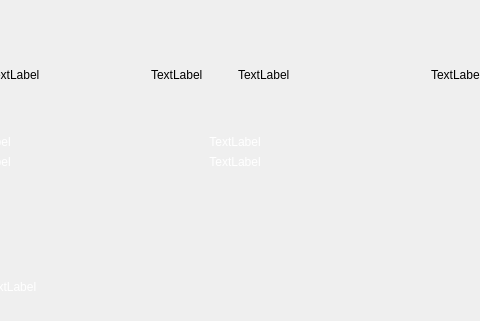
Old version of the form mainwindow.ui in the repository maxkolotilin/Holding-cards; both pictures show x 410 to 890 and y 0 to 321 of the 1366 by 768 pixel window.
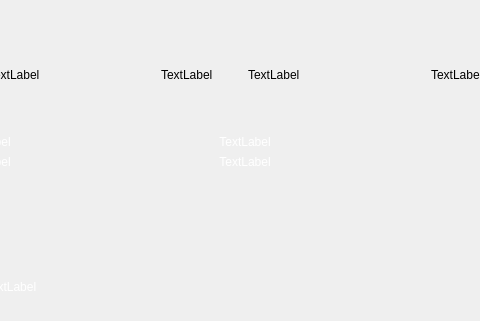
New version of the form.

```diff
--- a/mainwindow.ui
+++ b/mainwindow.ui
@@ -1185,12 +1185,60 @@
    <widget class="QWidget" name="bar_1" native="true">
     <property name="geometry">
      <rect>
-      <x>550</x>
+      <x>560</x>
       <y>0</y>
       <width>191</width>
       <height>201</height>
      </rect>
     </property>
+    <property name="palette">
+     <palette>
+      <active>
+       <colorrole role="Button">
+        <brush brushstyle="SolidPattern">
+         <color alpha="255">
+          <red>255</red>
+          <green>255</green>
+          <blue>255</blue>
+         </color>
+        </brush>
+       </colorrole>
+      </active>
+      <inactive>
+       <colorrole role="Button">
+        <brush brushstyle="SolidPattern">
+         <color alpha="255">
+          <red>255</red>
+          <green>255</green>
+          <blue>255</blue>
+         </color>
+        </brush>
+       </colorrole>
+      </inactive>
+      <disabled>
+       <colorrole role="Button">
+        <brush brushstyle="SolidPattern">
+         <color alpha="255">
+          <red>255</red>
+          <green>255</green>
+          <blue>255</blue>
+         </color>
+        </brush>
+       </colorrole>
+      </disabled>
+     </palette>
+    </property>
+    <property name="font">
+     <font>
+      <stylestrategy>PreferAntialias</stylestrategy>
+     </font>
+    </property>
+    <property name="focusPolicy">
+     <enum>Qt::NoFocus</enum>
+    </property>
+    <property name="autoFillBackground">
+     <bool>false</bool>
+    </property>
     <widget class="QWidget" name="verticalLayoutWidget_16">
      <property name="geometry">
       <rect>
```
